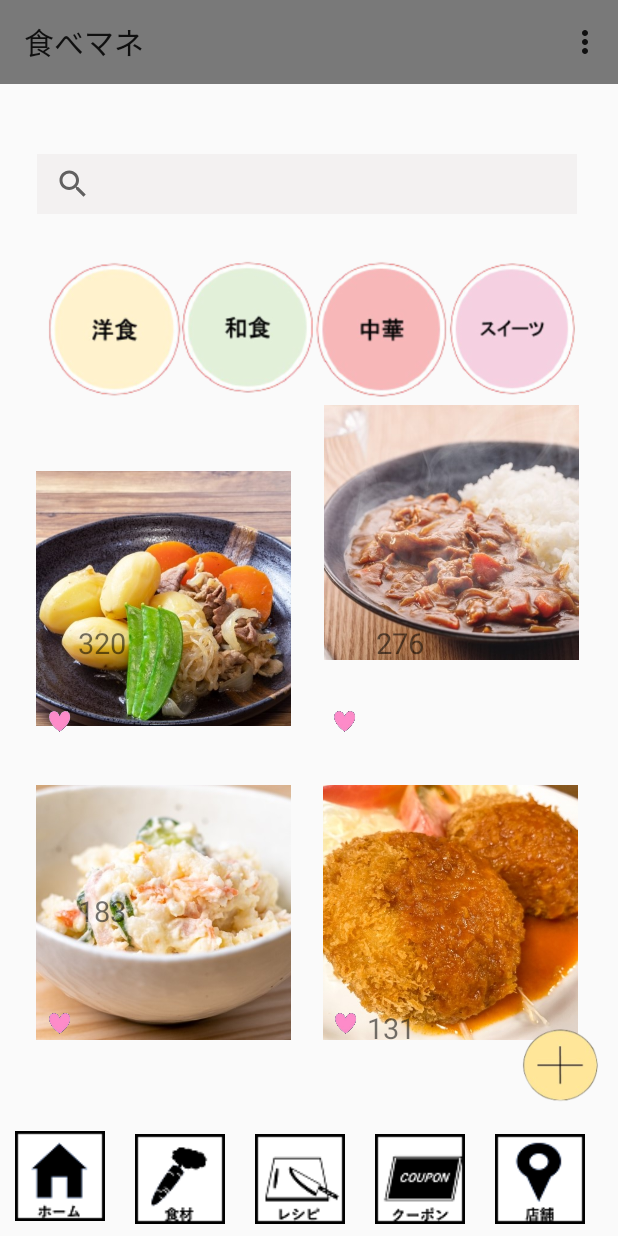
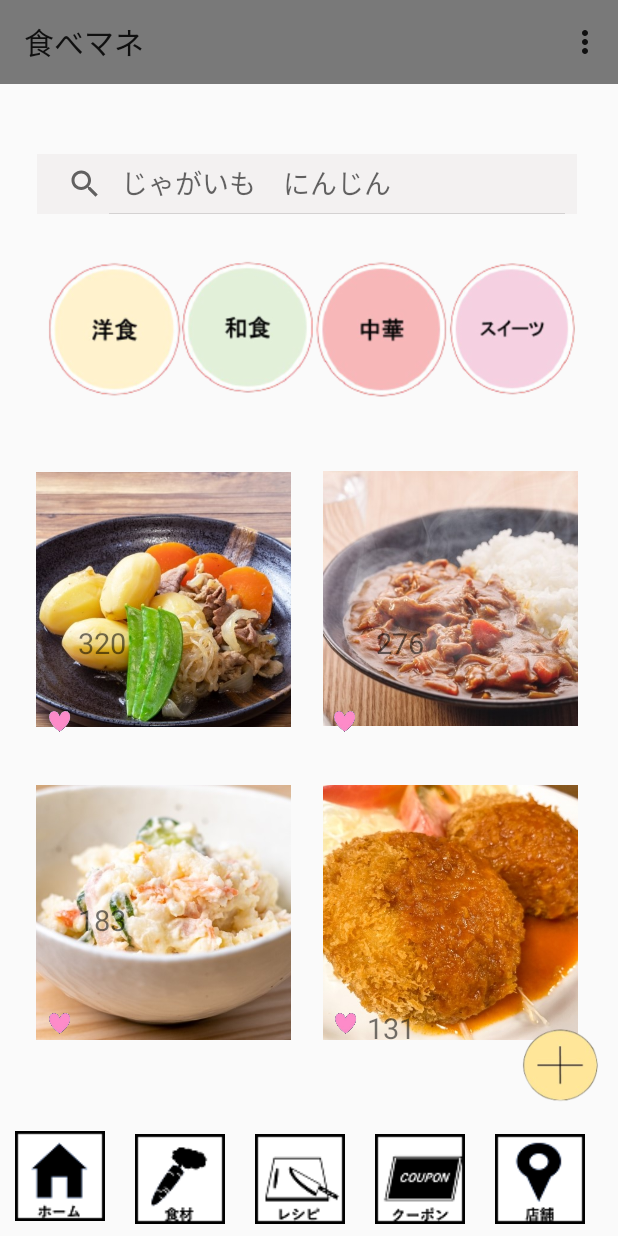
Before and after one commit to fresh3001/Tabemane, an Android app: the RecipeActivity screen opened directly, with no data from a screen before it, on a phone screen of 412 x 824 dp. Run offline under Robolectric (Android 15) with nearby library versions, the light colour scheme and no system bars.

Commit message:
14 commite 安達

```diff
--- a/app/src/main/res/layout/activity_recipe.xml
+++ b/app/src/main/res/layout/activity_recipe.xml
@@ -102,33 +102,33 @@
 
     <!--page別フレームはここから下に記述-->
     <!--レシピ画像-->
+
+
     <ImageButton
         android:id="@+id/recipeImageButton01"
         android:layout_width="170dp"
         android:layout_height="170dp"
         android:background="@color/lightgray"
+        android:scaleType="fitXY"
         app:layout_constraintBottom_toBottomOf="parent"
         app:layout_constraintEnd_toEndOf="parent"
         app:layout_constraintHorizontal_bias="0.099"
         app:layout_constraintStart_toStartOf="parent"
         app:layout_constraintTop_toTopOf="parent"
-        app:layout_constraintVertical_bias="0.48"
-        app:srcCompat="@drawable/nikujaga"
-        android:scaleType="fitXY"/>
-
+        app:layout_constraintVertical_bias="0.481"
+        app:srcCompat="@drawable/nikujaga" />
 
     <ImageButton
         android:id="@+id/recipeImageButton02"
         android:layout_width="170dp"
         android:layout_height="170dp"
-        android:layout_marginTop="268dp"
         android:background="@color/lightgray"
         app:layout_constraintBottom_toBottomOf="parent"
         app:layout_constraintEnd_toEndOf="parent"
-        app:layout_constraintHorizontal_bias="0.892"
+        app:layout_constraintHorizontal_bias="0.89"
         app:layout_constraintStart_toStartOf="parent"
         app:layout_constraintTop_toTopOf="parent"
-        app:layout_constraintVertical_bias="0.006"
+        app:layout_constraintVertical_bias="0.48"
         app:srcCompat="@drawable/carry"
         android:scaleType="fitXY"/>
 
@@ -167,6 +167,8 @@
         android:layout_width="360dp"
         android:layout_height="40dp"
         android:background="@color/lightgray"
+        android:iconifiedByDefault="false"
+        android:queryHint="@string/search"
         app:layout_constraintBottom_toBottomOf="parent"
         app:layout_constraintEnd_toEndOf="parent"
         app:layout_constraintHorizontal_bias="0.47"
@@ -306,7 +308,7 @@
     <TextView
         android:layout_width="60dp"
         android:layout_height="28dp"
-        android:layout_marginTop="594dp"
+        android:layout_marginTop="600dp"
         android:text="183"
         android:textSize="19dp"
         app:layout_constraintHorizontal_bias="0.148"
--- a/app/src/main/res/values/strings.xml
+++ b/app/src/main/res/values/strings.xml
@@ -7,6 +7,7 @@
     <string name="realsale">リアルタイムセール</string>
     <string name="suirt">スイーツ</string>
     <!--レシピ遷移画面-->
+    <string name="search">じゃがいも　にんじん</string>
     <string name="recipe_name">家庭料理の定番！肉じゃが</string>
     <string name="material">
         ～材料(４人前)～\n\n牛もも肉(薄切り)…300g\nじゃがいも…4個\nにんじん…1本\n玉ねぎ…1個\n
```
